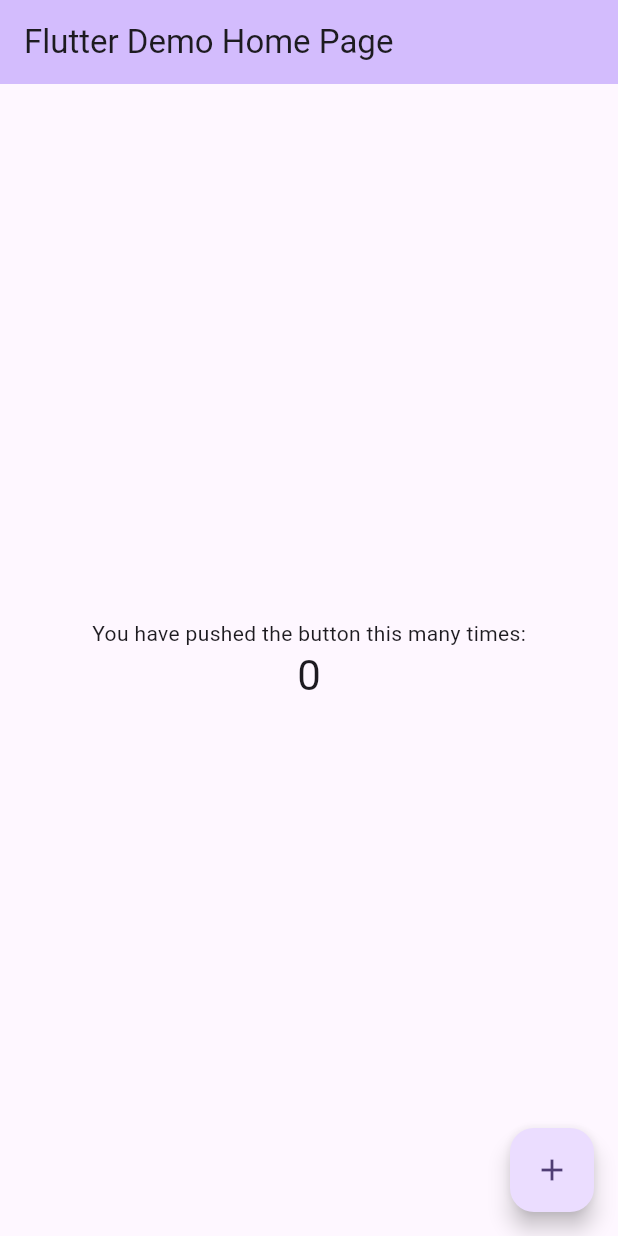
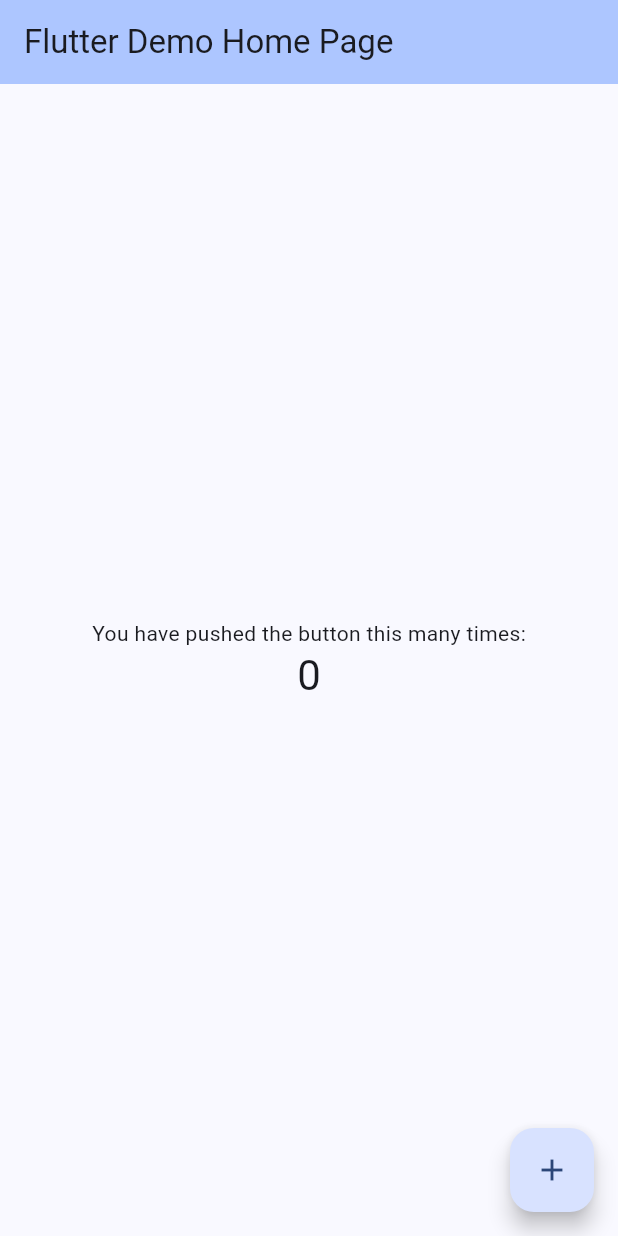
Before and after one commit to LukasBachofner/Pomodoro, a Flutter app: the screen it shows after launch, on a phone screen of 412 x 824 dp. Run offline on Flutter 3.47's test engine with Material 3 defaults, Android fonts, the phone set to English and light mode, and no system bars; our stand-ins replace go_router.

```diff
--- a/lib/main.dart
+++ b/lib/main.dart
@@ -1,4 +1,5 @@
 import 'package:flutter/material.dart';
+import 'package:go_router/go_router.dart';
 
 void main() {
   runApp(const MyApp());
@@ -10,43 +11,35 @@ class MyApp extends StatelessWidget {
   // This widget is the root of your application.
   @override
   Widget build(BuildContext context) {
-    return MaterialApp(
-      title: 'Flutter Demo',
-      theme: ThemeData(
-        // This is the theme of your application.
-        //
-        // TRY THIS: Try running your application with "flutter run". You'll see
-        // the application has a purple toolbar. Then, without quitting the app,
-        // try changing the seedColor in the colorScheme below to Colors.green
-        // and then invoke "hot reload" (save your changes or press the "hot
-        // reload" button in a Flutter-supported IDE, or press "r" if you used
-        // the command line to start the app).
-        //
-        // Notice that the counter didn't reset back to zero; the application
-        // state is not lost during the reload. To reset the state, use hot
-        // restart instead.
-        //
-        // This works for code too, not just values: Most code changes can be
-        // tested with just a hot reload.
-        colorScheme: ColorScheme.fromSeed(seedColor: Colors.deepPurple),
-        useMaterial3: true,
-      ),
-      home: const MyHomePage(title: 'Flutter Demo Home Page'),
-    );
+    return MaterialApp.router(
+        title: 'Flutter Demo',
+        theme: ThemeData(
+          colorScheme: ColorScheme.fromSeed(seedColor: Colors.blueAccent),
+          useMaterial3: true,
+        ),
+        darkTheme: ThemeData(
+          colorScheme: ColorScheme.fromSeed(seedColor: Colors.yellow),
+          useMaterial3: true,
+        ),
+        themeMode: ThemeMode.light,
+        routerConfig: GoRouter(
+          routes: [
+            GoRoute(
+              path: '/',
+              pageBuilder: (context, state) {
+                return const MaterialPage(
+                    child: MyHomePage(
+                  title: 'Flutter Demo Home Page',
+                ));
+              },
+            ),
+          ],
+        ));
   }
 }
 
 class MyHomePage extends StatefulWidget {
   const MyHomePage({super.key, required this.title});
-
-  // This widget is the home page of your application. It is stateful, meaning
-  // that it has a State object (defined below) that contains fields that affect
-  // how it looks.
-
-  // This class is the configuration for the state. It holds the values (in this
-  // case the title) provided by the parent (in this case the App widget) and
-  // used by the build method of the State. Fields in a Widget subclass are
-  // always marked "final".
 
   final String title;
 
@@ -59,50 +52,19 @@ class _MyHomePageState extends State<MyHomePage> {
 
   void _incrementCounter() {
     setState(() {
-      // This call to setState tells the Flutter framework that something has
-      // changed in this State, which causes it to rerun the build method below
-      // so that the display can reflect the updated values. If we changed
-      // _counter without calling setState(), then the build method would not be
-      // called again, and so nothing would appear to happen.
       _counter++;
     });
   }
 
   @override
   Widget build(BuildContext context) {
-    // This method is rerun every time setState is called, for instance as done
-    // by the _incrementCounter method above.
-    //
-    // The Flutter framework has been optimized to make rerunning build methods
-    // fast, so that you can just rebuild anything that needs updating rather
-    // than having to individually change instances of widgets.
     return Scaffold(
       appBar: AppBar(
-        // TRY THIS: Try changing the color here to a specific color (to
-        // Colors.amber, perhaps?) and trigger a hot reload to see the AppBar
-        // change color while the other colors stay the same.
         backgroundColor: Theme.of(context).colorScheme.inversePrimary,
-        // Here we take the value from the MyHomePage object that was created by
-        // the App.build method, and use it to set our appbar title.
         title: Text(widget.title),
       ),
       body: Center(
-        // Center is a layout widget. It takes a single child and positions it
-        // in the middle of the parent.
         child: Column(
-          // Column is also a layout widget. It takes a list of children and
-          // arranges them vertically. By default, it sizes itself to fit its
-          // children horizontally, and tries to be as tall as its parent.
-          //
-          // Column has various properties to control how it sizes itself and
-          // how it positions its children. Here we use mainAxisAlignment to
-          // center the children vertically; the main axis here is the vertical
-          // axis because Columns are vertical (the cross axis would be
-          // horizontal).
-          //
-          // TRY THIS: Invoke "debug painting" (choose the "Toggle Debug Paint"
-          // action in the IDE, or press "p" in the console), to see the
-          // wireframe for each widget.
           mainAxisAlignment: MainAxisAlignment.center,
           children: <Widget>[
             const Text(
@@ -117,9 +79,8 @@ class _MyHomePageState extends State<MyHomePage> {
       ),
       floatingActionButton: FloatingActionButton(
         onPressed: _incrementCounter,
-        tooltip: 'Increment',
         child: const Icon(Icons.add),
-      ), // This trailing comma makes auto-formatting nicer for build methods.
+      ),
     );
   }
 }
--- a/pubspec.yaml
+++ b/pubspec.yaml
@@ -35,6 +35,7 @@ dependencies:
   # The following adds the Cupertino Icons font to your application.
   # Use with the CupertinoIcons class for iOS style icons.
   cupertino_icons: ^1.0.6
+  go_router: ^13.2.2
 
 dev_dependencies:
   flutter_test:
```
Also changed, not shown: pubspec.lock.
